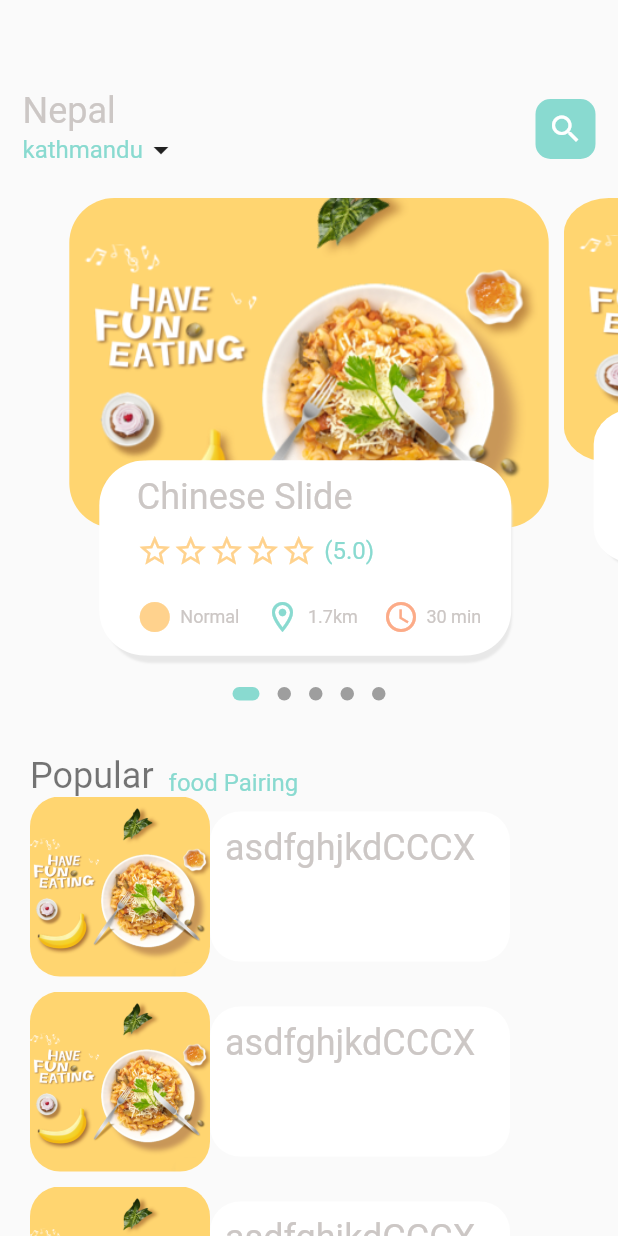
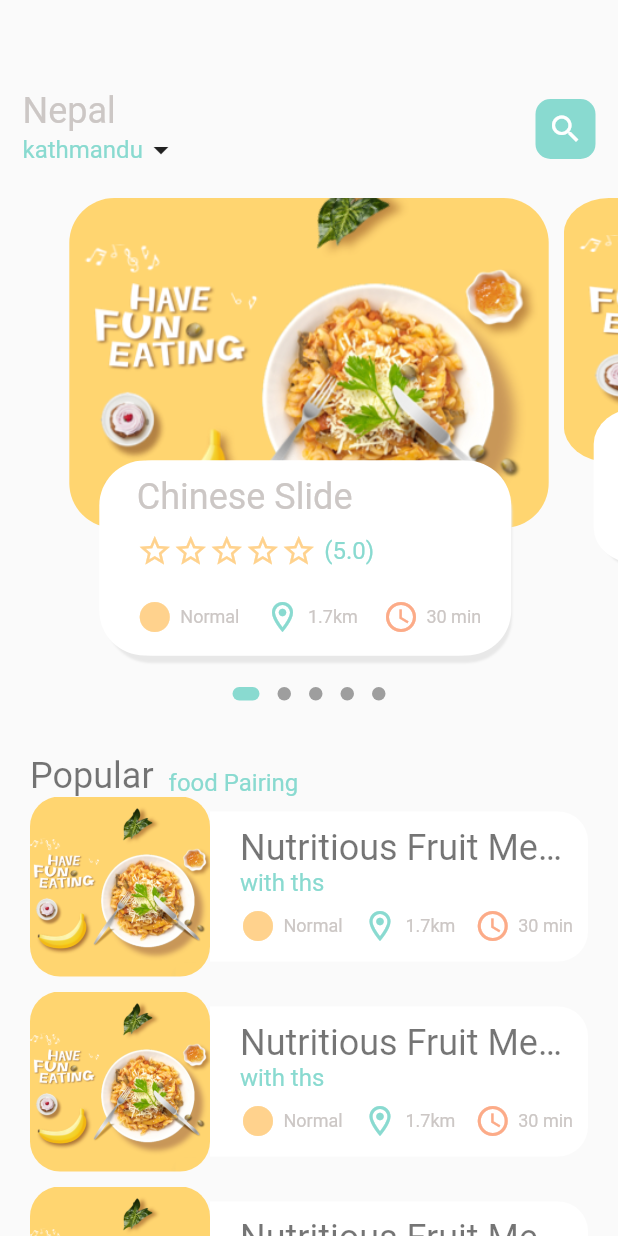
Before and after one commit to rajan-poudel/Food-App, a Flutter app: the MainFoodPage screen opened directly, on a phone screen of 412 x 824 dp. Run offline on Flutter 3.47's test engine with Material 2 defaults, Android fonts, the phone set to English and light mode, and no system bars; drawn by our look-alikes of dots_indicator; missing offline and left inert: dart:js.

Commit message:
feature:create List and Popular food Screen image

```diff
--- a/lib/main.dart
+++ b/lib/main.dart
@@ -1,4 +1,5 @@
 import 'package:flutter/material.dart';
+import 'package:food_delivery/screen/food/popular_food_details.dart';
 import 'package:food_delivery/screen/home/food_home_screen.dart';
 import 'package:food_delivery/screen/home/main_food_page.dart';
 
@@ -18,7 +19,7 @@ class MyApp extends StatelessWidget {
       theme: ThemeData(
         primarySwatch: Colors.blue,
       ),
-      home: const MainFoodPage(),
+      home: const PopularFoodDetails(),
     );
   }
 }
--- a/lib/screen/home/food_home_screen.dart
+++ b/lib/screen/home/food_home_screen.dart
@@ -100,17 +100,54 @@ class _FoodHomeScreenState extends State<FoodHomeScreen> {
                               fit: BoxFit.cover),
                         ),
                       ),
-                      Container(
+                      Expanded(
+                        child: Container(
                           height: 100,
-                        width: 200,
                           padding: EdgeInsets.all(10),
                           decoration: BoxDecoration(
-                            borderRadius: BorderRadius.circular(20),
+                              borderRadius: BorderRadius.only(
+                                  topRight: Radius.circular(20),
+                                  bottomRight: Radius.circular(20)),
                               color: Colors.white),
+                          child: Padding(
+                            padding: const EdgeInsets.only(left: 10),
                             child: Column(
+                              crossAxisAlignment: CrossAxisAlignment.start,
                               children: [
-                            BigText(text: "asdfghjkdCCCXVXCffhdsfhsjdkfskHF")
+                                BigText(
+                                  text: "Nutritious Fruit Meal in china",
+                                  color: Colors.black54,
+                                ),
+                                SmallText(text: "with ths"),
+                                SizedBox(
+                                  height: 5,
+                                ),
+                                Expanded(
+                                  child: Row(
+                                    mainAxisAlignment:
+                                        MainAxisAlignment.spaceBetween,
+                                    children: [
+                                      TextIcon(
+                                        text: "Normal",
+                                        icon: Icons.circle_sharp,
+                                        iconColor: AppColors.iconColor1,
+                                      ),
+                                      TextIcon(
+                                        text: "1.7km",
+                                        icon: Icons.location_on_outlined,
+                                        iconColor: AppColors.mainColor,
+                                      ),
+                                      TextIcon(
+                                        text: "30 min",
+                                        icon: Icons.access_time,
+                                        iconColor: AppColors.iconColor2,
+                                      )
                                     ],
+                                  ),
+                                )
+                              ],
+                            ),
+                          ),
                         ),
                       )
                     ],
--- /dev/null
+++ b/lib/utils/dimensions.dart
@@ -0,0 +1,5 @@
+import 'dart:js';
+
+import 'package:flutter/widgets.dart';
+
+class Dimension {}
--- a/lib/widgets/big_text.dart
+++ b/lib/widgets/big_text.dart
@@ -4,14 +4,14 @@ class BigText extends StatelessWidget {
   final String text;
   Color? color;
   double? size;
-  TextOverflow? overflow = TextOverflow.ellipsis;
+  TextOverflow? overflow;
 
   BigText(
       {Key? key,
       required this.text,
       this.color = const Color(0xFFccc7c5),
       this.size = 24,
-      this.overflow})
+      this.overflow = TextOverflow.ellipsis})
       : super(key: key);
 
   @override
```
Also changed, not shown: lib/screen/food/popular_food_details.dart (added, +55 -0 lines), lib/widgets/app_icon.dart (added, +29 -0 lines), 3 other files. Lines whose indentation alone changed are shown as unchanged.
